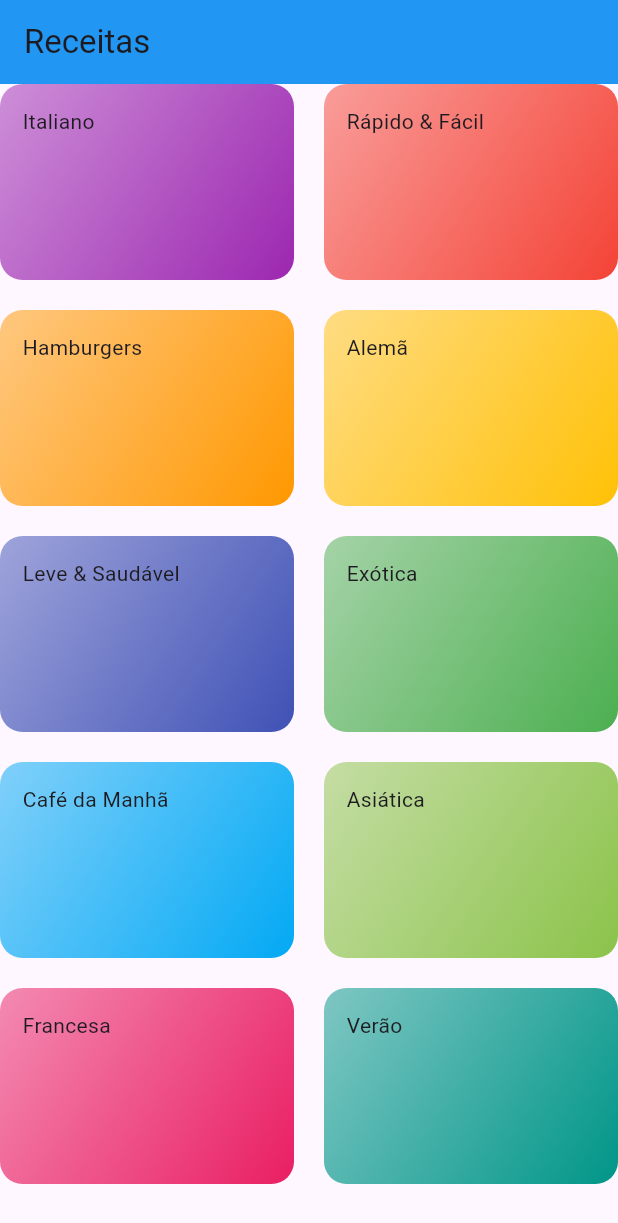
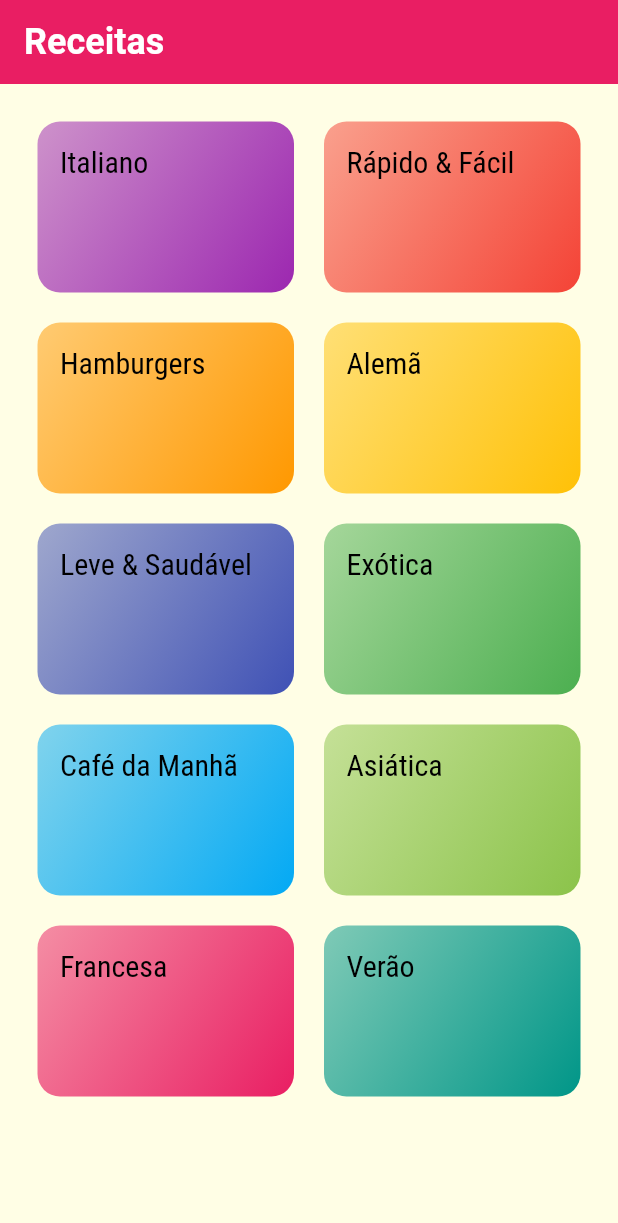
Before and after one commit to jhonatancassante/refeicoes_flutter, a Flutter app: the screen it shows after launch, on a phone screen of 412 x 824 dp. Shown: the top 1223 px of the screen. Run offline on Flutter 3.47's test engine with Material 2 defaults, Android fonts, the phone set to English and light mode, and no system bars.

Commit message:
Criado Temas

```diff
--- a/lib/components/item_categoria.dart
+++ b/lib/components/item_categoria.dart
@@ -21,7 +21,10 @@ class ItemCategoria extends StatelessWidget {
           end: Alignment.bottomRight,
         ),
       ),
-      child: Text(categoria.titulo),
+      child: Text(
+        categoria.titulo,
+        style: Theme.of(context).textTheme.titleLarge,
+      ),
     );
   }
 }
--- a/lib/main.dart
+++ b/lib/main.dart
@@ -8,13 +8,33 @@ class MyApp extends StatelessWidget {
 
   @override
   Widget build(BuildContext context) {
+    final ThemeData tema = ThemeData(
+      fontFamily: 'Raleway',
+    );
+
     return MaterialApp(
       title: 'Receitas',
-      theme: ThemeData(
+      theme: tema.copyWith(
         useMaterial3: true,
-        colorScheme: ColorScheme.fromSeed(seedColor: Colors.deepPurple),
-        appBarTheme: const AppBarTheme(
-          color: Colors.blue,
+        colorScheme: tema.colorScheme.copyWith(
+          primary: Colors.pink,
+          secondary: Colors.amber,
+          background: const Color.fromRGBO(255, 254, 229, 1),
+        ),
+        textTheme: tema.textTheme.copyWith(
+          titleLarge: const TextStyle(
+            fontSize: 20,
+            fontFamily: 'RobotoCondensed',
+            color: Colors.black,
+          ),
+        ),
+        appBarTheme: tema.appBarTheme.copyWith(
+          titleTextStyle: const TextStyle(
+            fontSize: 24,
+            fontWeight: FontWeight.bold,
+            color: Colors.white,
+          ),
+          color: Colors.pink,
         ),
       ),
       home: const TelaCategorias(),
--- a/lib/screens/tela_categorias.dart
+++ b/lib/screens/tela_categorias.dart
@@ -8,10 +8,12 @@ class TelaCategorias extends StatelessWidget {
   @override
   Widget build(BuildContext context) {
     return Scaffold(
+      backgroundColor: Theme.of(context).colorScheme.background,
       appBar: AppBar(
         title: const Text('Receitas'),
       ),
       body: GridView(
+        padding: const EdgeInsets.all(25),
         gridDelegate: const SliverGridDelegateWithMaxCrossAxisExtent(
           maxCrossAxisExtent: 200,
           childAspectRatio: 3 / 2,
```
Also changed, not shown: pubspec.yaml (+17 -8 lines), assets/fonts/Raleway-Black.ttf (added), assets/fonts/Raleway-Bold.ttf (added), assets/fonts/Raleway-Regular.ttf (added), assets/fonts/RobotoCondensed-Bold.ttf (added), assets/fonts/RobotoCondensed-Italic.ttf (added), assets/fonts/RobotoCondensed-Light.ttf (added), assets/fonts/RobotoCondensed-Regular.ttf (added).
